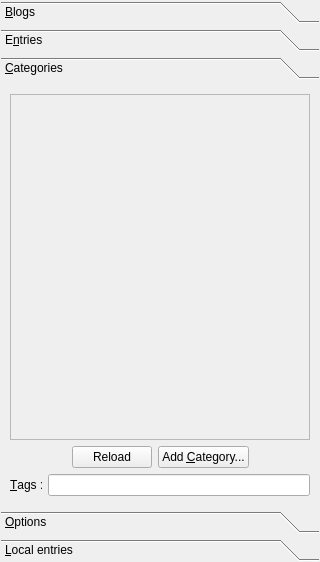
First picture: the form in src/toolboxbase.ui, repository mtux/bilbo, before the edit.
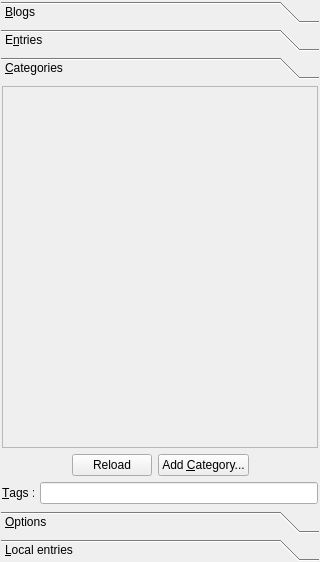
Second picture: the form after the edit. The open tabs and pages were chosen to show the change. Custom widgets are drawn as their Qt base class.

Commit message: Fixes on toolbox datetime, and its widget spacing!

The edit to the form file:
```diff
--- a/src/toolboxbase.ui
+++ b/src/toolboxbase.ui
@@ -285,14 +285,17 @@
          <rect>
           <x>0</x>
           <y>0</y>
-          <width>219</width>
-          <height>89</height>
+          <width>306</width>
+          <height>403</height>
          </rect>
         </property>
         <attribute name="label" >
          <string>&amp;Categories</string>
         </attribute>
         <layout class="QGridLayout" name="gridLayout_4" >
+         <property name="margin" >
+          <number>1</number>
+         </property>
          <item row="0" column="0" >
           <widget class="QFrame" name="frameCat" >
            <property name="sizePolicy" >
@@ -307,7 +310,11 @@
            <property name="frameShadow" >
             <enum>QFrame::Raised</enum>
            </property>
-           <layout class="QVBoxLayout" name="verticalLayout_4" />
+           <layout class="QVBoxLayout" name="verticalLayout_4" >
+            <property name="margin" >
+             <number>2</number>
+            </property>
+           </layout>
           </widget>
          </item>
          <item row="1" column="0" >
```
Left out of the diff: 25 changed lines with no effect on the pictures. The commit also changes 3 other files.
